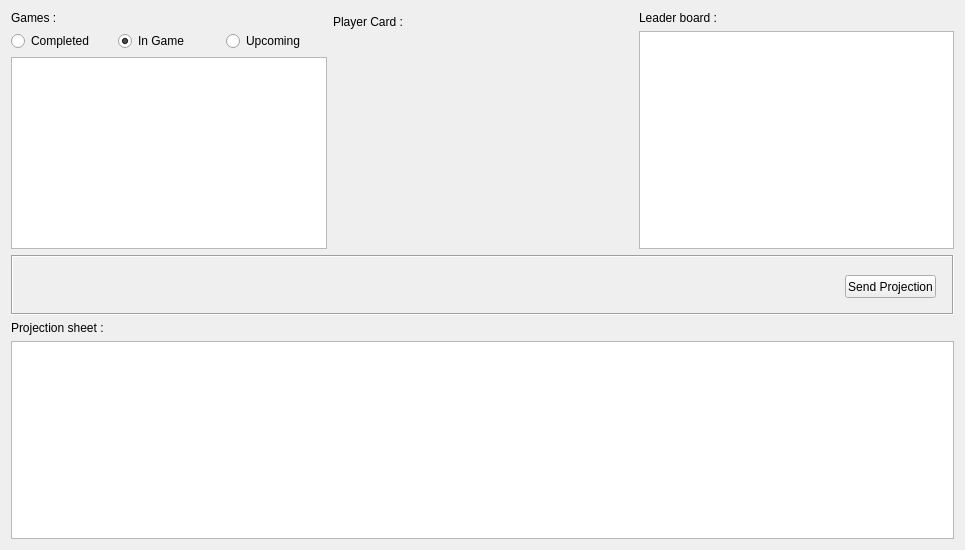
Qt form cute-fantasy/currentweekwidget.ui (protoblock/protoblock) before a commit.
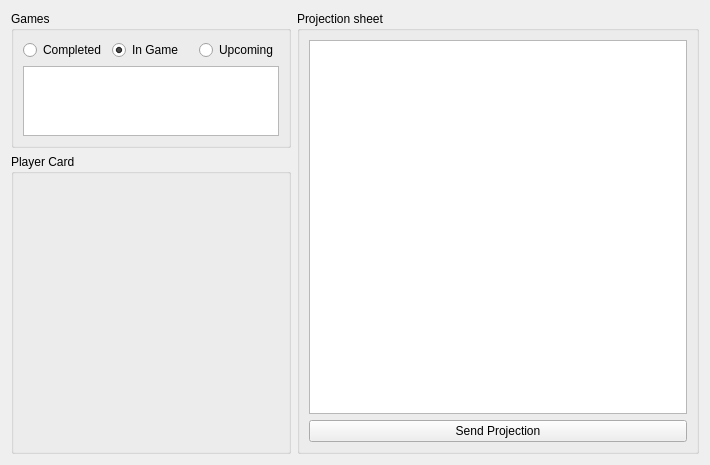
The same form after that commit. Custom widgets are drawn as their Qt base class.

The edit to the form file:
```diff
--- a/cute-fantasy/currentweekwidget.ui
+++ b/cute-fantasy/currentweekwidget.ui
@@ -6,26 +6,23 @@
    <rect>
     <x>0</x>
     <y>0</y>
-    <width>965</width>
-    <height>550</height>
+    <width>710</width>
+    <height>455</height>
    </rect>
   </property>
   <property name="windowTitle">
    <string>Form</string>
   </property>
+  <layout class="QGridLayout" name="gridLayout_5">
+   <item row="0" column="0">
+    <widget class="QGroupBox" name="groupBox">
+     <property name="title">
+      <string>Games</string>
+     </property>
+     <layout class="QGridLayout" name="gridLayout_2">
+      <item row="0" column="0">
   <layout class="QGridLayout" name="gridLayout">
    <item row="0" column="0">
-    <layout class="QVBoxLayout" name="verticalLayout">
-     <item>
-      <widget class="QLabel" name="label">
-       <property name="text">
-        <string>Games :</string>
-       </property>
-      </widget>
-     </item>
-     <item>
-      <layout class="QHBoxLayout" name="horizontalLayout_2">
-       <item>
         <widget class="QRadioButton" name="myCompletedGamesRb">
          <property name="autoFillBackground">
           <bool>false</bool>
@@ -38,7 +35,7 @@
          </attribute>
         </widget>
        </item>
-       <item>
+        <item row="0" column="1">
         <widget class="QRadioButton" name="myInGamesRb">
          <property name="autoFillBackground">
           <bool>false</bool>
@@ -54,7 +51,7 @@
          </attribute>
         </widget>
        </item>
-       <item>
+        <item row="0" column="2">
         <widget class="QRadioButton" name="myUpcomingGamesRb">
          <property name="autoFillBackground">
           <bool>false</bool>
@@ -67,116 +64,28 @@
          </attribute>
         </widget>
        </item>
-      </layout>
-     </item>
-     <item>
-      <widget class="QTableView" name="myGamesTableView">
-       <property name="selectionMode">
-        <enum>QAbstractItemView::SingleSelection</enum>
-       </property>
-       <property name="selectionBehavior">
-        <enum>QAbstractItemView::SelectRows</enum>
-       </property>
-       <property name="sortingEnabled">
-        <bool>true</bool>
-       </property>
-      </widget>
-     </item>
-    </layout>
-   </item>
-   <item row="0" column="1">
-    <layout class="QVBoxLayout" name="verticalLayout_2">
-     <item>
-      <widget class="QLabel" name="label_2">
-       <property name="text">
-        <string>Player Card :</string>
-       </property>
-      </widget>
-     </item>
-     <item>
-      <widget class="PlayerProjectionWidget" name="myPlayerWidget" native="true">
-       <property name="minimumSize">
-        <size>
-         <width>300</width>
-         <height>210</height>
-        </size>
-       </property>
-      </widget>
-     </item>
-    </layout>
-   </item>
-   <item row="0" column="2">
-    <layout class="QVBoxLayout" name="verticalLayout_3">
-     <item>
-      <widget class="QLabel" name="label_4">
-       <property name="text">
-        <string>Leader board :</string>
-       </property>
-      </widget>
-     </item>
-     <item>
-      <widget class="QTableView" name="myLeaderBaordTableView">
-       <property name="selectionMode">
-        <enum>QAbstractItemView::SingleSelection</enum>
-       </property>
-       <property name="selectionBehavior">
-        <enum>QAbstractItemView::SelectRows</enum>
-       </property>
-       <property name="sortingEnabled">
-        <bool>true</bool>
-       </property>
-       <attribute name="horizontalHeaderShowSortIndicator" stdset="0">
-        <bool>true</bool>
-       </attribute>
-      </widget>
-     </item>
-    </layout>
-   </item>
    <item row="1" column="0" colspan="3">
-    <widget class="QFrame" name="frame">
-     <property name="minimumSize">
-      <size>
-       <width>0</width>
-       <height>60</height>
-      </size>
-     </property>
-     <property name="maximumSize">
-      <size>
-       <width>16777215</width>
-       <height>60</height>
-      </size>
-     </property>
-     <property name="frameShape">
-      <enum>QFrame::Box</enum>
-     </property>
-     <property name="frameShadow">
-      <enum>QFrame::Sunken</enum>
-     </property>
-     <widget class="QPushButton" name="mySendProjectionButton">
-      <property name="geometry">
-       <rect>
-        <x>834</x>
-        <y>20</y>
-        <width>91</width>
-        <height>23</height>
-       </rect>
-      </property>
-      <property name="text">
-       <string>Send Projection</string>
-      </property>
-     </widget>
-    </widget>
-   </item>
-   <item row="2" column="0" colspan="3">
-    <layout class="QVBoxLayout" name="verticalLayout_4">
-     <item>
-      <widget class="QLabel" name="label_3">
-       <property name="text">
-        <string>Projection sheet :</string>
-       </property>
-      </widget>
-     </item>
-     <item>
+         <widget class="QListView" name="myGamesListView">
+          <property name="selectionMode">
+           <enum>QAbstractItemView::SingleSelection</enum>
+          </property>
+          <property name="selectionBehavior">
+           <enum>QAbstractItemView::SelectRows</enum>
+          </property>
+         </widget>
+        </item>
+       </layout>
+      </item>
+     </layout>
+    </widget>
+   </item>
+   <item row="0" column="1" rowspan="2">
+    <widget class="QGroupBox" name="groupBox_2">
+     <property name="title">
+      <string>Projection sheet</string>
+     </property>
+     <layout class="QGridLayout" name="gridLayout_3">
+      <item row="1" column="0">
       <widget class="QTableView" name="myProjectionTableView">
        <property name="selectionMode">
         <enum>QAbstractItemView::SingleSelection</enum>
@@ -192,7 +101,33 @@
        </attribute>
       </widget>
      </item>
-    </layout>
+      <item row="2" column="0">
+       <widget class="QPushButton" name="mySendProjectionButton">
+        <property name="text">
+         <string>Send Projection</string>
+        </property>
+       </widget>
+      </item>
+     </layout>
+    </widget>
+   </item>
+   <item row="1" column="0">
+    <widget class="QGroupBox" name="groupBox_3">
+     <property name="minimumSize">
+      <size>
+       <width>0</width>
+       <height>300</height>
+      </size>
+     </property>
+     <property name="title">
+      <string>Player Card</string>
+     </property>
+     <layout class="QGridLayout" name="gridLayout_4">
+      <item row="0" column="0">
+       <widget class="PlayerProjectionWidget" name="myPlayerWidget" native="true"/>
+      </item>
+     </layout>
+    </widget>
    </item>
   </layout>
  </widget>
```
Lines whose indentation alone changed are shown as unchanged.
